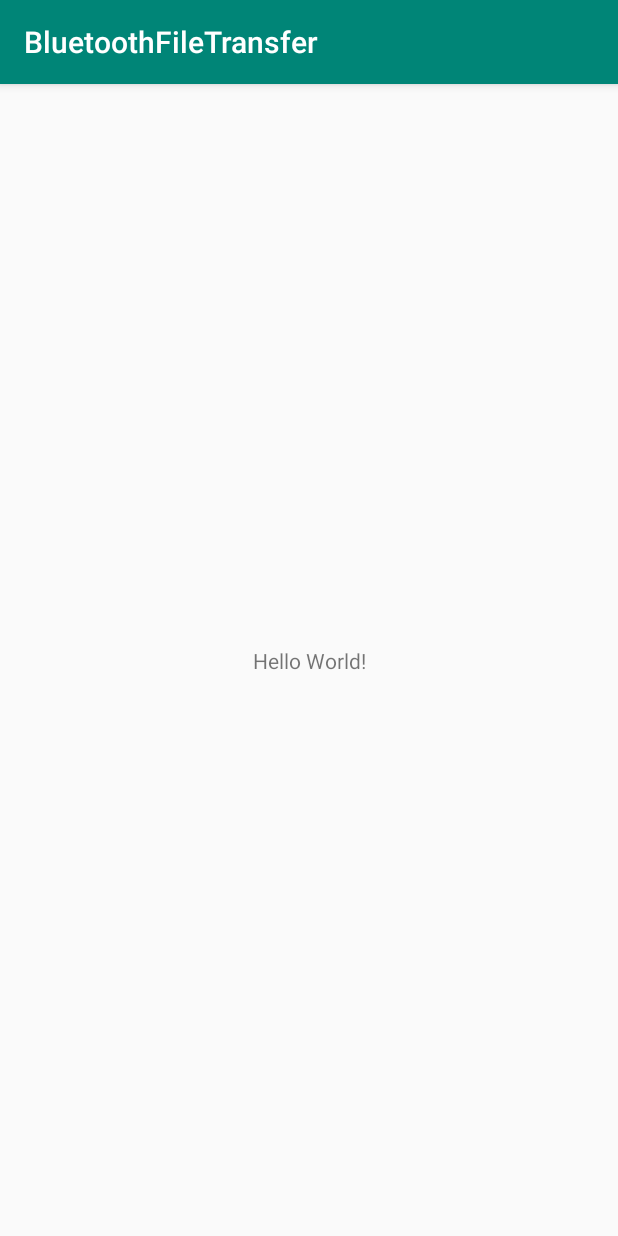
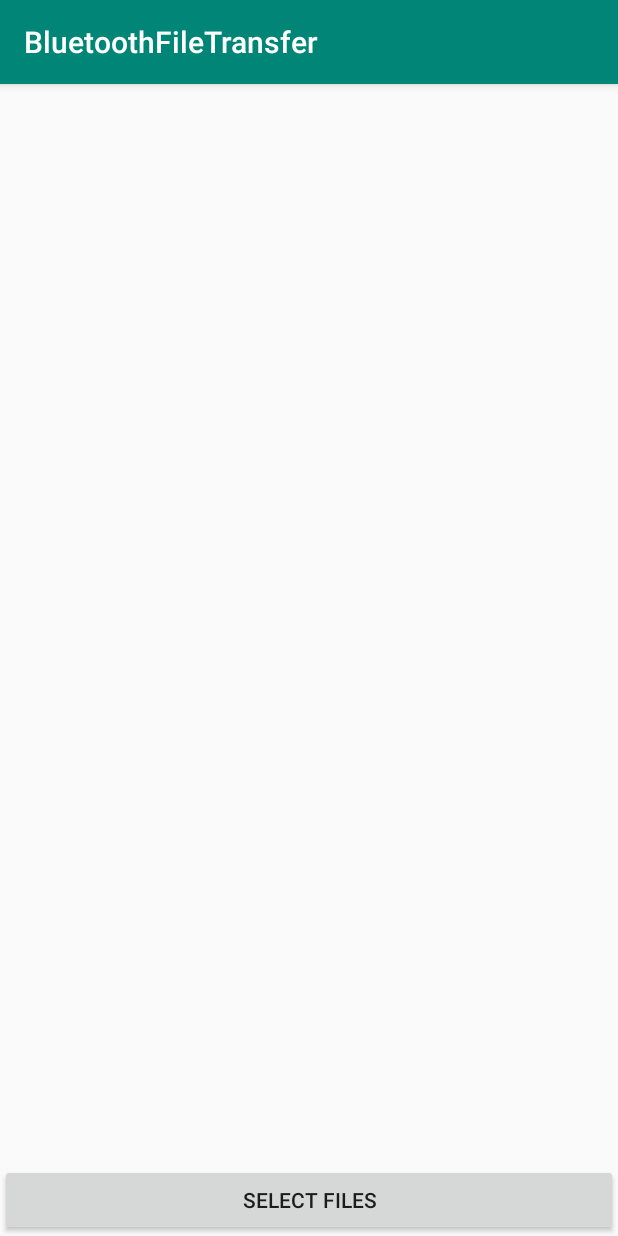
Before and after one commit to benmohan77/BluetoothFileTransfer-Android, an Android app: the screen it shows after launch (MainActivity), on a phone screen of 412 x 824 dp. Run offline under Robolectric (Android 15) with nearby library versions, the phone set to English and light mode, and no system bars.

Commit message:
Added basic layout of file selection in app.

```diff
--- /dev/null
+++ b/app/src/main/java/com/mohan/gaffaney/bluetoothfiletransfer/Fragments/ShareFragment.java
@@ -0,0 +1,85 @@
+package com.mohan.gaffaney.bluetoothfiletransfer.Fragments;
+
+import android.app.AlertDialog;
+import android.content.Intent;
+import android.graphics.Bitmap;
+import android.net.Uri;
+import android.os.Bundle;
+import android.provider.MediaStore;
+import android.support.v4.app.Fragment;
+import android.view.LayoutInflater;
+import android.view.View;
+import android.view.ViewGroup;
+import android.widget.Button;
+import android.widget.ImageView;
+import android.widget.ListView;
+
+import com.mohan.gaffaney.bluetoothfiletransfer.Adapters.FileAdapter;
+import com.mohan.gaffaney.bluetoothfiletransfer.Objects.FileItem;
+import com.mohan.gaffaney.bluetoothfiletransfer.R;
+
+import java.io.IOException;
+import java.util.ArrayList;
+import java.util.List;
+
+public class ShareFragment extends Fragment {
+    @Override
+    public void onCreate(Bundle savedInstanceState){
+        super.onCreate(savedInstanceState);
+    }
+    private static final int READ_REQUEST_CODE = 42;
+    private ImageView imageView;
+    private ListView list;
+
+    @Override
+    public View onCreateView(LayoutInflater inflater, ViewGroup container, Bundle savedInstanceState){
+        View rootView = inflater.inflate(R.layout.share_fragment, container, false);
+        Button button = rootView.findViewById(R.id.select_files_btn);
+        list = rootView.findViewById(R.id.image_list);
+        button.setOnClickListener(new View.OnClickListener() {
+            @Override
+            public void onClick(View view) {
+                Intent intent = new Intent(Intent.ACTION_GET_CONTENT);
+
+                intent.addCategory(Intent.CATEGORY_OPENABLE);
+                intent.putExtra(Intent.EXTRA_ALLOW_MULTIPLE, true);
+                intent.setType("image/*");
+
+                startActivityForResult(intent, READ_REQUEST_CODE);
+            }
+        });
+        return rootView;
+    }
+
+    @Override
+    public void onActivityResult(int requestCode, int resultCode, Intent resultData){
+        Uri uri;
+        List<FileItem> fileItems = new ArrayList<>();
+        if(resultData.getClipData() != null){
+            int count = resultData.getClipData().getItemCount();
+            for(int i = 0; i < count; i++){
+                uri = resultData.getClipData().getItemAt(i).getUri();
+                try {
+                    Bitmap bitmap = MediaStore.Images.Media.getBitmap(this.getActivity().getContentResolver(), uri);
+                    fileItems.add(new FileItem(bitmap, uri.getPath()));
+                } catch (IOException e) {
+                    e.printStackTrace();
+                }
+            }
+        } else if(resultData.getData() != null){
+            uri = resultData.getData();
+            try {
+                Bitmap bitmap = MediaStore.Images.Media.getBitmap(this.getActivity().getContentResolver(), uri);
+                fileItems.add(new FileItem(bitmap, uri.getPath()));
+            } catch (IOException e) {
+                e.printStackTrace();
+            }
+        }
+        list.setAdapter(new FileAdapter(getContext(), R.id.image_list, fileItems));
+    }
+
+    @Override
+    public void onPause(){
+        super.onPause();
+    }
+}
--- a/app/src/main/java/com/mohan/gaffaney/bluetoothfiletransfer/MainActivity.java
+++ b/app/src/main/java/com/mohan/gaffaney/bluetoothfiletransfer/MainActivity.java
@@ -1,13 +1,20 @@
 package com.mohan.gaffaney.bluetoothfiletransfer;
 
+import android.support.v4.app.FragmentManager;
 import android.support.v7.app.AppCompatActivity;
 import android.os.Bundle;
 
+import com.mohan.gaffaney.bluetoothfiletransfer.Fragments.ShareFragment;
+
 public class MainActivity extends AppCompatActivity {
+    FragmentManager fm;
+
 
     @Override
     protected void onCreate(Bundle savedInstanceState) {
         super.onCreate(savedInstanceState);
+        fm = getSupportFragmentManager();
         setContentView(R.layout.activity_main);
+        fm.beginTransaction().replace(R.id.fragment_container, new ShareFragment()).commit();
     }
 }
--- a/app/src/main/res/layout/activity_main.xml
+++ b/app/src/main/res/layout/activity_main.xml
@@ -6,13 +6,10 @@
     android:layout_height="match_parent"
     tools:context=".MainActivity">
 
-    <TextView
-        android:layout_width="wrap_content"
-        android:layout_height="wrap_content"
-        android:text="Hello World!"
-        app:layout_constraintBottom_toBottomOf="parent"
-        app:layout_constraintLeft_toLeftOf="parent"
-        app:layout_constraintRight_toRightOf="parent"
-        app:layout_constraintTop_toTopOf="parent" />
+    <FrameLayout
+        android:id="@+id/fragment_container"
+        android:layout_width="match_parent"
+        android:layout_height="match_parent">
 
+    </FrameLayout>
 </android.support.constraint.ConstraintLayout>
--- /dev/null
+++ b/app/src/main/res/layout/share_fragment.xml
@@ -0,0 +1,19 @@
+<?xml version="1.0" encoding="utf-8"?>
+<LinearLayout xmlns:android="http://schemas.android.com/apk/res/android"
+    android:layout_width="match_parent"
+    android:layout_height="match_parent"
+    android:orientation="vertical"
+    android:gravity="center_horizontal|bottom">
+
+    <ListView
+        android:id="@+id/image_list"
+        android:layout_width="match_parent"
+        android:layout_height="wrap_content"/>
+
+    <Button
+        android:id="@+id/select_files_btn"
+        android:layout_width="match_parent"
+        android:layout_height="wrap_content"
+        android:text="Select Files"/>
+
+</LinearLayout>
```
Also changed, not shown: app/src/main/java/com/mohan/gaffaney/bluetoothfiletransfer/Adapters/FileAdapter.java (added, +38 -0 lines), app/src/main/java/com/mohan/gaffaney/bluetoothfiletransfer/Objects/FileItem.java (added, +15 -0 lines), app/src/main/res/layout/file_item.xml (added, +19 -0 lines).
